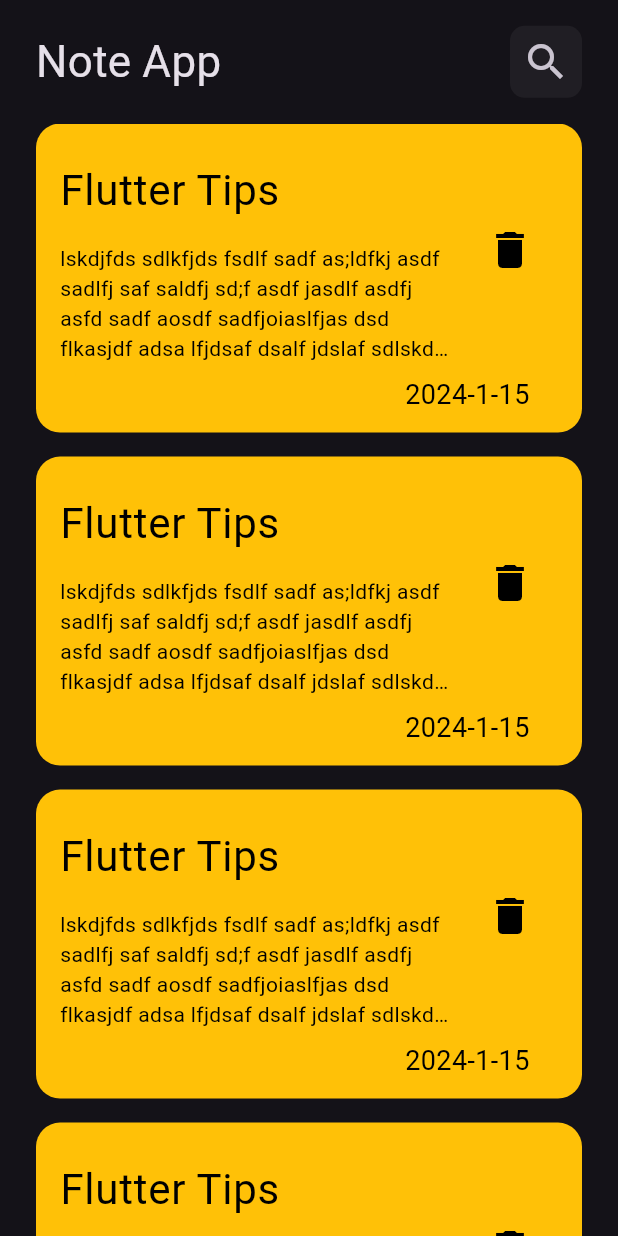
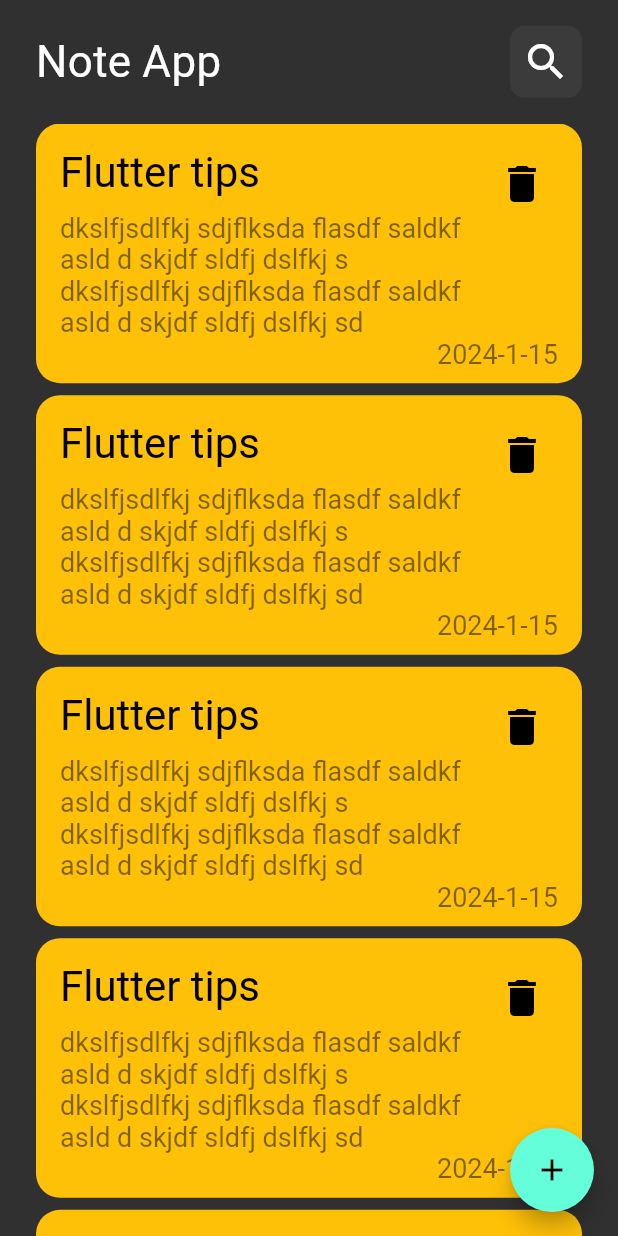
Before and after one commit to osamaahmedalsharabi/first_note_app, a Flutter app: the screen it shows after launch, on a phone screen of 412 x 824 dp. Run offline on Flutter 3.47's test engine with Material 3 defaults, Android fonts, the phone set to English and light mode, and no system bars.

Commit message:
new changes

```diff
--- a/lib/main.dart
+++ b/lib/main.dart
@@ -12,7 +12,10 @@
   Widget build(BuildContext context) {
     return MaterialApp(
       debugShowCheckedModeBanner: false,
-      theme: ThemeData.dark(),
+      theme: ThemeData(
+        useMaterial3: false,
+        brightness: Brightness.dark,
+      ),
       home: const NoteView(),
     );
   }
--- a/lib/views/note_view.dart
+++ b/lib/views/note_view.dart
@@ -1,3 +1,4 @@
+import 'package:first_note_app/views/widgets/custom_model_buttom_sheet_widget.dart';
 import 'package:first_note_app/views/widgets/note_view_body_widget.dart';
 import 'package:flutter/material.dart';
 
@@ -6,6 +7,24 @@
 
   @override
   Widget build(BuildContext context) {
-    return const NoteViewBody();
+    return SafeArea(
+      child: Scaffold(
+        floatingActionButton: FloatingActionButton(
+          onPressed: () {
+            showModalBottomSheet(
+                context: context,
+                shape: const OutlineInputBorder(
+                    borderRadius: BorderRadius.only(
+                        topLeft: Radius.circular(25),
+                        topRight: Radius.circular(25))),
+                builder: (context) {
+                  return const CustomModelButtomSheetWidget();
+                });
+          },
+          child: const Icon(Icons.add),
+        ),
+        body: const NoteViewBody(),
+      ),
+    );
   }
 }
--- a/lib/views/widgets/custom_note_widget.dart
+++ b/lib/views/widgets/custom_note_widget.dart
@@ -8,43 +8,58 @@
   @override
   Widget build(BuildContext context) {
     return Container(
-      margin: const EdgeInsets.only(bottom: 16),
-      height: MediaQuery.sizeOf(context).height * 0.25,
+      padding: const EdgeInsets.all(16),
+      margin: const EdgeInsets.only(bottom: 8),
+      height: MediaQuery.sizeOf(context).height * 0.21,
       width: double.infinity,
       decoration: BoxDecoration(
           color: Colors.amber, borderRadius: BorderRadius.circular(16)),
       child: Column(
         crossAxisAlignment: CrossAxisAlignment.end,
         children: [
-          ListTile(
-            title: const Padding(
-              padding: EdgeInsets.symmetric(vertical: 15.0),
-              child: Text(
-                "Flutter Tips",
+          Row(
+            crossAxisAlignment: CrossAxisAlignment.start,
+            mainAxisAlignment: MainAxisAlignment.spaceBetween,
+            children: [
+              Column(
+                crossAxisAlignment: CrossAxisAlignment.start,
+                children: [
+                  const Text(
+                    "Flutter tips",
                     style: TextStyle(fontSize: 28, color: Colors.black),
                   ),
+                  const SizedBox(
+                    height: 10,
                   ),
-            subtitle: const Text(
+                  Container(
+                    constraints: BoxConstraints(
+                      maxWidth: MediaQuery.sizeOf(context).width * 0.65,
+                      maxHeight: MediaQuery.sizeOf(context).height * 0.15,
+                    ),
+                    child: Text(
+                      overflow: TextOverflow.ellipsis,
                       maxLines: 4,
-              overflow: TextOverflow.ellipsis,
-              "lskdjfds sdlkfjds fsdlf sadf as;ldfkj asdf sadlfj saf saldfj sd;f asdf jasdlf asdfj asfd sadf aosdf sadfjoiaslfjas dsd flkasjdf adsa lfjdsaf dsalf jdslaf sd"
-              "lskdjfds sdlkfjds fsdlf sadf as;ldfkj asdf sadlfj saf saldfj sd;f asdf jasdlf asdfj asfd sadf aosdf sadfjoiaslfjas dsd flkasjdf adsa lfjdsaf dsalf jdslaf sd",
-              style: TextStyle(color: Colors.black),
+                      "dkslfjsdlfkj sdjflksda flasdf saldkf asld d skjdf sldfj dslfkj s dkslfjsdlfkj sdjflksda flasdf saldkf asld d skjdf sldfj dslfkj sd",
+                      style: TextStyle(
+                          fontSize: 18, color: Colors.black.withOpacity(0.5)),
                     ),
-            trailing: IconButton(
+                  )
+                ],
+              ),
+              IconButton(
                   onPressed: () {},
                   icon: const Icon(
                     Icons.delete,
+                    size: 32,
                     color: Colors.black,
-                  size: 32,
-                )),
+                  ))
+            ],
           ),
-          const Padding(
-            padding: EdgeInsets.only(right: 35.0),
-            child: Text(
-              '2024-1-15',
-              style: TextStyle(color: Colors.black, fontSize: 18),
-            ),
+          const Spacer(),
+          Text(
+            "2024-1-15",
+            style:
+                TextStyle(fontSize: 18, color: Colors.black.withOpacity(0.5)),
           )
         ],
       ),
--- a/lib/views/widgets/note_view_body_widget.dart
+++ b/lib/views/widgets/note_view_body_widget.dart
@@ -7,9 +7,7 @@
 
   @override
   Widget build(BuildContext context) {
-    return const SafeArea(
-      child: Scaffold(
-        body: Padding(
+    return const Padding(
       padding: EdgeInsets.symmetric(horizontal: 24.0),
       child: Column(
         children: [
@@ -17,8 +15,6 @@
           CustomListNoteBuilderWidget(),
         ],
       ),
-        ),
-      ),
     );
   }
 }
```
Also changed, not shown: lib/models/note_model.dart (added, +11 -0 lines), lib/views/widgets/custom_buttom_widget.dart (added, +27 -0 lines), lib/views/widgets/custom_model_buttom_sheet_widget.dart (added, +32 -0 lines), lib/views/widgets/custom_text_field_widget.dart (added, +46 -0 lines). Lines whose indentation alone changed are shown as unchanged.
